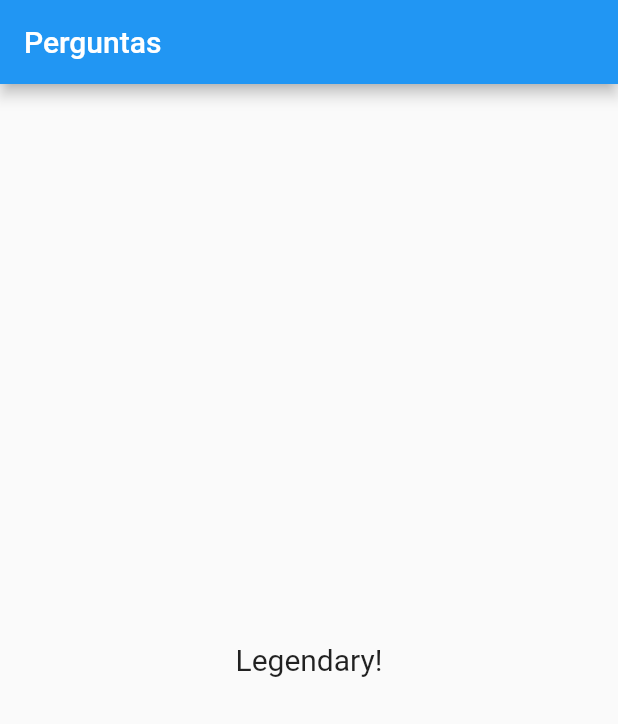
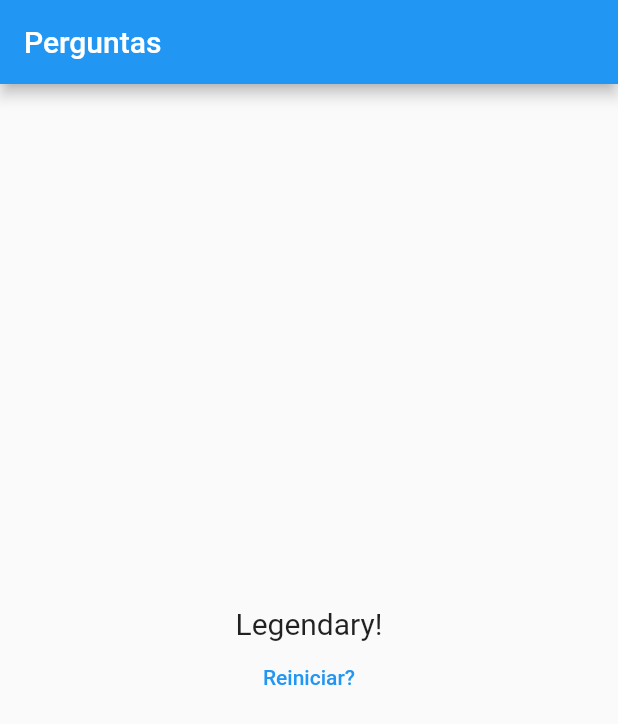
Before and after one commit to diegowinter/curso-flutter, a Flutter app: the screen it shows after launch, after a tap on "Preto", after a tap on "Cobra", after a tap on "Leo", on a phone screen of 412 x 824 dp. Shown: the top 724 px of the screen. Run offline on Flutter 3.47's test engine with Material 2 defaults, Android fonts, the phone set to English and light mode, and no system bars.

Commit message:
project(perguntas): reiniciando questionário

```diff
--- a/projeto_perguntas/lib/main.dart
+++ b/projeto_perguntas/lib/main.dart
@@ -53,6 +53,13 @@ class _PerguntaAppState extends State<PerguntaApp> {
     }
   }
 
+  void _reiniciarQuestionario() {
+    setState(() {
+      _perguntaSelecionada = 0;
+      _pontuacaoTotal = 0;
+    });
+  }
+
   bool get temPerguntaSelecionada {
     return _perguntaSelecionada < _perguntas.length;
   }
@@ -76,7 +83,7 @@ class _PerguntaAppState extends State<PerguntaApp> {
               perguntaSelecionada: _perguntaSelecionada,
               responder: _responder
             )
-          : Resultado(_pontuacaoTotal),
+          : Resultado(_pontuacaoTotal, _reiniciarQuestionario),
       ),
     );
   }
--- a/projeto_perguntas/lib/resultado.dart
+++ b/projeto_perguntas/lib/resultado.dart
@@ -3,7 +3,9 @@ import 'package:flutter/rendering.dart';
 
 class Resultado extends StatelessWidget {
   final int pontuacao;
-  Resultado(this.pontuacao);
+  final void Function() onReiniciarQuestionario;
+
+  Resultado(this.pontuacao, this.onReiniciarQuestionario);
 
   String get fraseResultado {
     if (pontuacao < 8) {
@@ -19,11 +21,20 @@ class Resultado extends StatelessWidget {
 
   @override
   Widget build(BuildContext context) {
-    return Center(
-      child: Text(
-        fraseResultado,
-        style: TextStyle(fontSize: 20),
-      )
+    return Column(
+      mainAxisAlignment: MainAxisAlignment.center,
+      children: [
+        Center(
+          child: Text(
+            fraseResultado,
+            style: TextStyle(fontSize: 20),
+          )
+        ),
+        TextButton(
+          child: Text('Reiniciar?'),
+          onPressed: onReiniciarQuestionario
+        )
+      ],
     );
   }
 }
```
